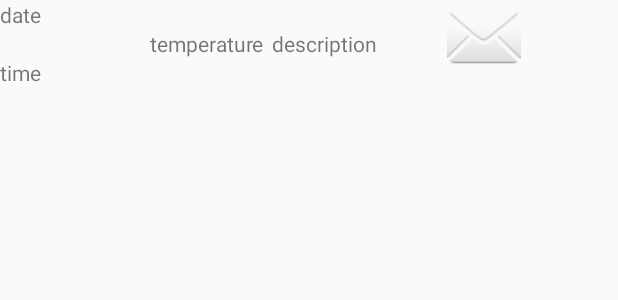
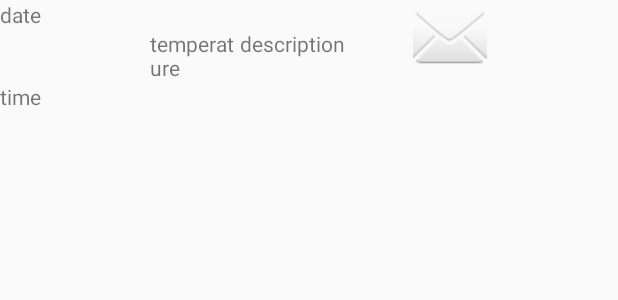
Before and after one commit to olesyash/WeatherApp, an Android app: the layout item.xml on its own in the app's theme, with its tools: preview values and no code run, on a phone screen of 412 x 824 dp. Shown: the top 300 px of the screen. Run offline under Robolectric (Android 15) with nearby library versions, the phone set to English and light mode, and no system bars.

Commit message:
close #1

```diff
--- a/app/build.gradle
+++ b/app/build.gradle
@@ -23,4 +23,5 @@ dependencies {
     compile fileTree(dir: 'libs', include: ['*.jar'])
     compile 'com.android.support:appcompat-v7:23.1.1'
     compile 'com.mcxiaoke.volley:library:1.0.19'
+    compile 'com.squareup.picasso:picasso:2.5.2'
 }
--- a/app/src/main/java/com/example/olesya/weatherapp/Helper.java
+++ b/app/src/main/java/com/example/olesya/weatherapp/Helper.java
@@ -70,7 +70,7 @@ public class Helper {
                 String temp = obj2.getString("temp");
                 JSONArray list2 = obj.getJSONArray("weather");
                 String desc = list2.getJSONObject(0).getString("description");
-                String url = server + list2.getJSONObject(0).getString("icon");
+                String url = server + list2.getJSONObject(0).getString("icon")+".png";
 
                 weatherItem item = new weatherItem(date, time, temp+"C", desc, url);
                 indexes.add(item);
--- a/app/src/main/java/com/example/olesya/weatherapp/MainActivity.java
+++ b/app/src/main/java/com/example/olesya/weatherapp/MainActivity.java
@@ -134,10 +134,8 @@ public class MainActivity extends AppCompatActivity {
                     }
                 }
         );
-        //dialog.cancel();
         request.setTag("REQUEST");
         queue.add(request);
-        //while (!gotResponse); //wait for http request to get response
     }
 
 }
--- a/app/src/main/res/layout/item.xml
+++ b/app/src/main/res/layout/item.xml
@@ -17,7 +17,7 @@
             android:layout_column="0" />
 
         <TextView
-            android:layout_width="81dp"
+            android:layout_width="60dp"
             android:layout_height="wrap_content"
             android:text="@string/temperatureString"
             android:id="@+id/tempTextView"
@@ -33,7 +33,7 @@
             android:layout_column="0" />
 
         <TextView
-            android:layout_width="81dp"
+            android:layout_width="80dp"
             android:layout_height="wrap_content"
             android:text="@string/descriptionString"
             android:id="@+id/descriptionTextView"
```
Also changed, not shown: app/src/main/java/com/example/olesya/weatherapp/weatherAdapter.java (+6 -4 lines), 1 other file.
